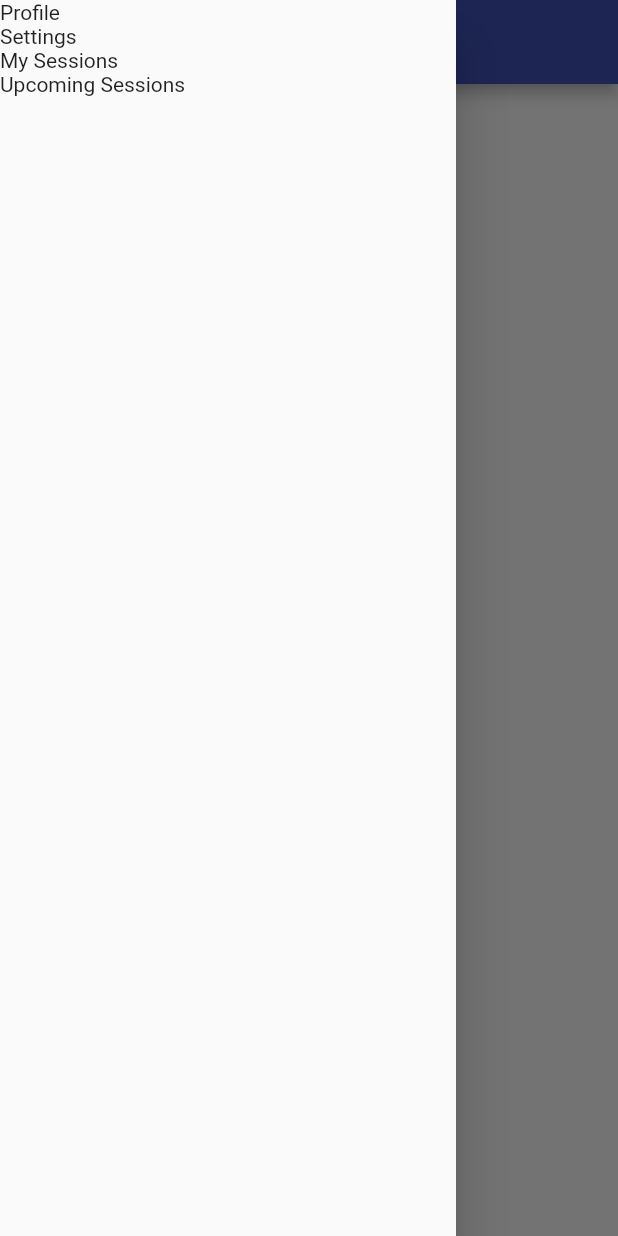
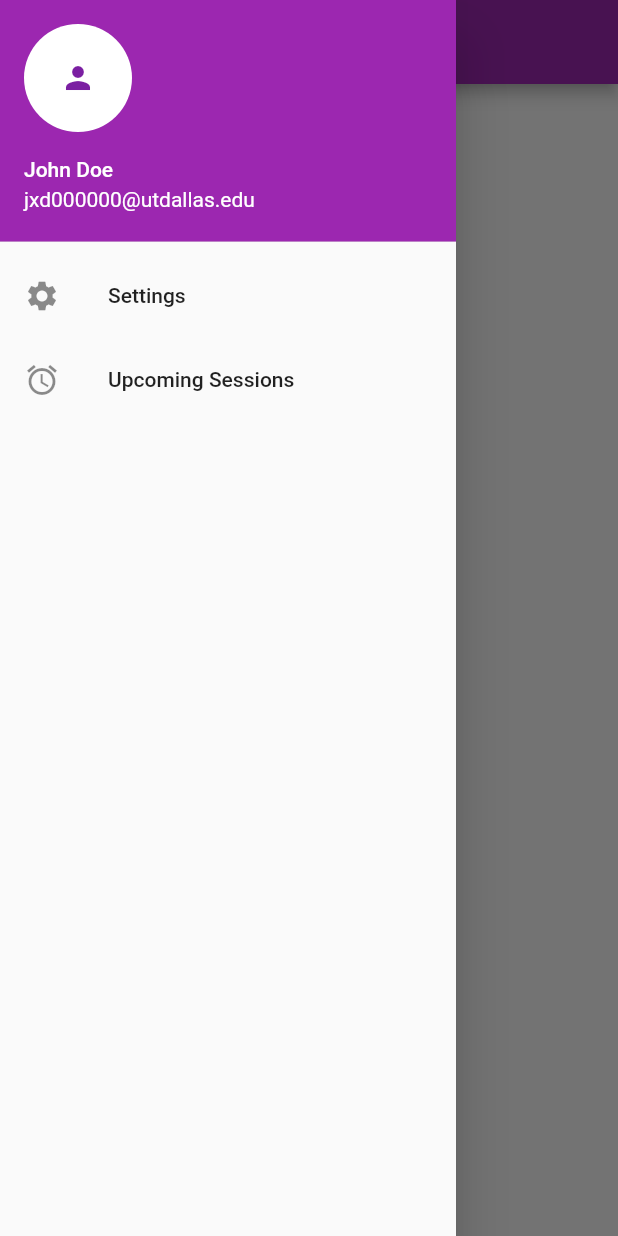
Before and after one commit to acm-projects/studymates, a Flutter app: the screen it shows after launch, with the side drawer open, on a phone screen of 412 x 824 dp. Run offline on Flutter 3.47's test engine with Material 2 defaults, Android fonts, the phone set to English and light mode, and no system bars.

Commit message:
Drawer updates
Replace Text objects with ListTile, use UserAccountsDrawerHeader for profile header

```diff
--- a/lib/main.dart
+++ b/lib/main.dart
@@ -18,7 +18,7 @@ class MyApp extends StatelessWidget {
         // or simply save your changes to "hot reload" in a Flutter IDE).
         // Notice that the counter didn't reset back to zero; the application
         // is not restarted.
-        primarySwatch: Colors.indigo,
+        primarySwatch: Colors.purple,
       ),
       home: Scaffold(
         appBar: AppBar(
@@ -27,10 +27,24 @@ class MyApp extends StatelessWidget {
         drawer: Drawer(
           child: ListView(
             children: [
-              Text("Profile"),
-              Text("Settings"),
-              Text("My Sessions"),
-              Text("Upcoming Sessions"),
+              UserAccountsDrawerHeader(
+                accountName: Text("John Doe"),
+                accountEmail: Text("jxd000000@utdallas.edu"),
+                currentAccountPicture: CircleAvatar(
+                  backgroundColor: Theme.of(context).cardColor, // not sure if cardcolor is right for this?
+                  child: Icon(Icons.person),
+                ),
+              ),
+
+              ListTile(
+                title: Text("Settings"),
+                leading: Icon(Icons.settings),
+              ),
+
+              ListTile(
+                title: Text("Upcoming Sessions"),
+                leading: Icon(Icons.alarm),
+              ),
             ]
           )
         ),
```
